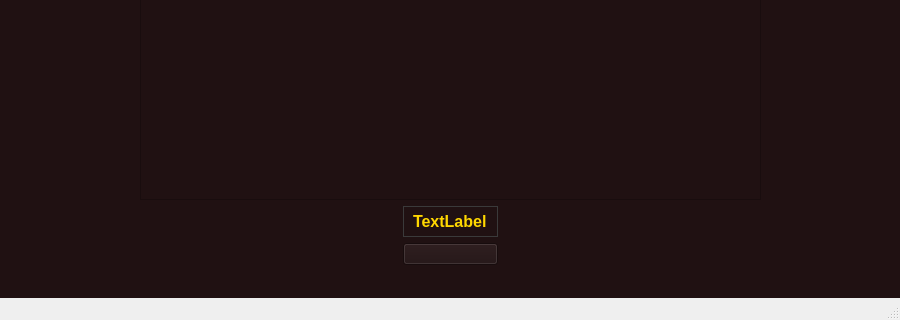
m1ffer/Touch-typing, file mainwindow.ui: the form before one commit; both pictures show x 0 to 900 and y 302 to 622 of the 900 by 622 pixel window.
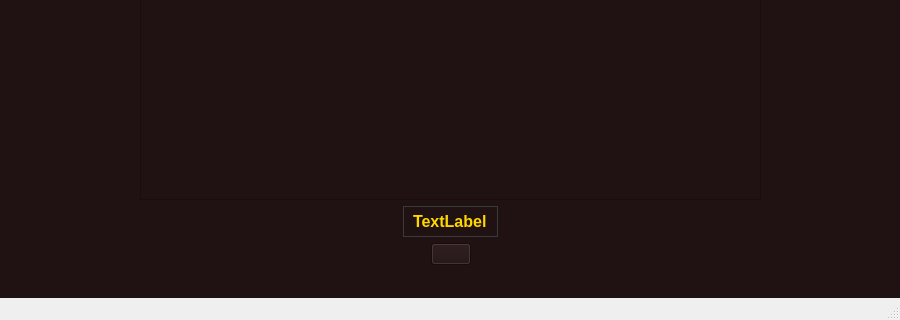
The form after the commit. Icons and pictures are not drawn. Custom widgets are drawn as their Qt base class.

Diff of the .ui file:
```diff
--- a/mainwindow.ui
+++ b/mainwindow.ui
@@ -59,10 +59,15 @@
                    <layout class="QGridLayout" name="gridLayout_7" rowstretch="1">
                     <item row="0" column="0">
                      <layout class="QGridLayout" name="gridLayout_10" rowstretch="5,0">
+                      <item row="0" column="0">
+                       <widget class="TypingInput" name="typingInput"/>
+                      </item>
                       <item row="1" column="0">
-                       <layout class="QGridLayout" name="gridLayout_17" columnstretch="10,1,10">
-                        <item row="1" column="0">
-                         <spacer name="horizontalSpacer_4">
+                       <layout class="QGridLayout" name="gridLayout_17" columnstretch="0">
+                        <item row="0" column="0">
+                         <layout class="QGridLayout" name="gridLayout_20">
+                          <item row="0" column="2">
+                           <spacer name="horizontalSpacer_2">
                           <property name="orientation">
                            <enum>Qt::Orientation::Horizontal</enum>
                           </property>
@@ -74,8 +79,8 @@
                           </property>
                          </spacer>
                         </item>
-                        <item row="1" column="2">
-                         <spacer name="horizontalSpacer_5">
+                          <item row="0" column="0">
+                           <spacer name="horizontalSpacer">
                           <property name="orientation">
                            <enum>Qt::Orientation::Horizontal</enum>
                           </property>
@@ -87,17 +92,6 @@
                           </property>
                          </spacer>
                         </item>
-                        <item row="1" column="1">
-                         <widget class="ControlButton" name="resetButton">
-                          <property name="text">
-                           <string/>
-                          </property>
-                          <property name="icon">
-                           <iconset resource="resources.qrc">
-                            <normaloff>:/icons/res/resetButton.svg</normaloff>:/icons/res/resetButton.svg</iconset>
-                          </property>
-                         </widget>
-                        </item>
                         <item row="0" column="1">
                          <widget class="QLabel" name="timerLabel">
                           <property name="styleSheet">
@@ -115,8 +109,12 @@
                           </property>
                          </widget>
                         </item>
+                         </layout>
+                        </item>
+                        <item row="1" column="0">
+                         <layout class="QGridLayout" name="gridLayout_22">
                         <item row="0" column="2">
-                         <spacer name="horizontalSpacer_7">
+                           <spacer name="horizontalSpacer_5">
                           <property name="orientation">
                            <enum>Qt::Orientation::Horizontal</enum>
                           </property>
@@ -129,7 +127,7 @@
                          </spacer>
                         </item>
                         <item row="0" column="0">
-                         <spacer name="horizontalSpacer_8">
+                           <spacer name="horizontalSpacer_4">
                           <property name="orientation">
                            <enum>Qt::Orientation::Horizontal</enum>
                           </property>
@@ -141,13 +139,27 @@
                           </property>
                          </spacer>
                         </item>
-                        <item row="2" column="1">
+                          <item row="0" column="1">
+                           <widget class="ControlButton" name="resetButton">
+                            <property name="text">
+                             <string/>
+                            </property>
+                            <property name="icon">
+                             <iconset resource="resources.qrc">
+                              <normaloff>:/icons/res/resetButton.svg</normaloff>:/icons/res/resetButton.svg</iconset>
+                            </property>
+                           </widget>
+                          </item>
+                         </layout>
+                        </item>
+                        <item row="3" column="0">
+                         <layout class="QGridLayout" name="gridLayout_23">
+                          <item row="0" column="0">
                          <widget class="KeyboardWidget" name="keyboard" native="true"/>
                         </item>
                        </layout>
                       </item>
-                      <item row="0" column="0">
-                       <widget class="TypingInput" name="typingInput"/>
+                       </layout>
                       </item>
                      </layout>
                     </item>
```
Lines whose indentation alone changed are shown as unchanged.
